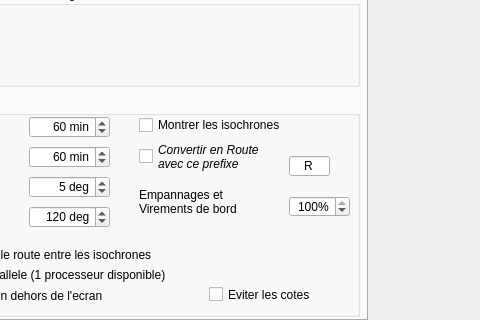
The window that src/Ui/Routage_Editor.ui (nohal/qtVlm) describes before a commit, drawn with Qt 5; both pictures show x 133 to 613 and y 280 to 600 of the 613 by 600 pixel window.
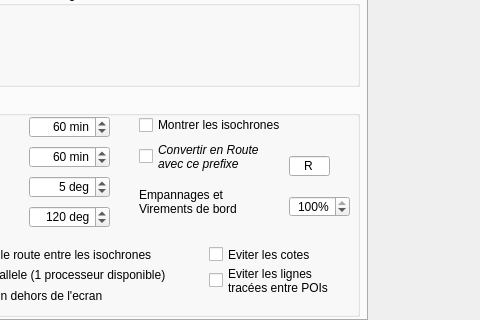
The same window after the commit.

Commit message: inverseIso: various bug fixes and improvements POIs: lines defined between POIs are now saved and restored in POI.DAT Routage: it is now possible to avoid lines between POIs (behave like coasts if option is checked)

Patch:
```diff
--- a/src/Ui/Routage_Editor.ui
+++ b/src/Ui/Routage_Editor.ui
@@ -342,7 +342,7 @@
        <property name="geometry">
         <rect>
          <x>330</x>
-         <y>190</y>
+         <y>150</y>
          <width>141</width>
          <height>17</height>
         </rect>
@@ -500,6 +500,20 @@
         <bool>true</bool>
        </property>
       </widget>
+      <widget class="QCheckBox" name="checkLines">
+       <property name="geometry">
+        <rect>
+         <x>330</x>
+         <y>169</y>
+         <width>151</width>
+         <height>31</height>
+        </rect>
+       </property>
+       <property name="text">
+        <string>Eviter les lignes
+tracées entre POIs</string>
+       </property>
+      </widget>
      </widget>
      <widget class="QGroupBox" name="groupBox_eta">
       <property name="enabled">
```
Left out of the diff: 5 changed lines with no effect on the pictures. The commit also changes 8 other files.
